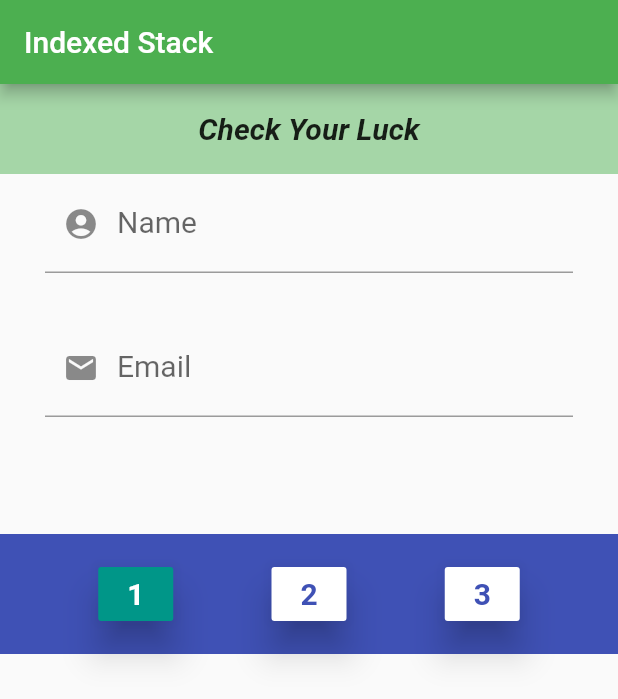
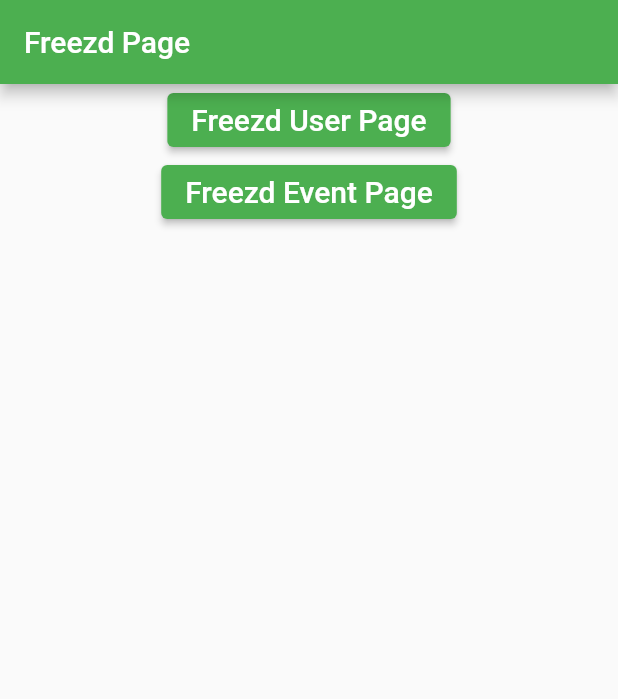
Before and after one commit to minhuits/flutter_tutorial, a Flutter app: the screen it shows after launch, on a phone screen of 412 x 824 dp. Shown: the top 699 px of the screen. Run offline on Flutter 3.47's test engine with Material 2 defaults, Android fonts, the phone set to English and light mode, and no system bars; our stand-ins replace flutter_advanced_switch, freezed_annotation, validators; missing offline and left inert: arrow_path, list_tile_switch; generated files the repository leaves out were written again.

Commit message:
Freezd 예제

```diff
--- a/lib/main.dart
+++ b/lib/main.dart
@@ -1,7 +1,7 @@
 import 'package:flutter/material.dart';
 import 'package:provider/provider.dart';
 
-import 'src/index_stack/index_stack_page.dart';
+import 'src/freezd/freezd_page.dart';
 import 'src/index_stack/provider/form_provider.dart';
 
 void main() => runApp(const MyApp());
@@ -16,7 +16,7 @@ class MyApp extends StatelessWidget {
       child: MaterialApp(
         debugShowCheckedModeBanner: false,
         theme: ThemeData(primarySwatch: Colors.green),
-        home: const IndexStackPage(),
+        home: const FreezdPage(),
       ),
     );
   }
--- /dev/null
+++ b/lib/src/freezd/freezd_page.dart
@@ -0,0 +1,35 @@
+import 'package:flutter/material.dart';
+
+import 'pages/pages.dart';
+
+class FreezdPage extends StatelessWidget {
+  const FreezdPage({Key? key}) : super(key: key);
+
+  push(BuildContext context, Widget child) {
+    return Navigator.of(context).push(
+      MaterialPageRoute(builder: (context) => child),
+    );
+  }
+
+  @override
+  Widget build(BuildContext context) {
+    var textStyle = const TextStyle(fontSize: 20);
+    return Scaffold(
+      appBar: AppBar(title: Text('Freezd Page', style: textStyle)),
+      body: Center(
+        child: Column(
+          children: [
+            ElevatedButton(
+              onPressed: () => push(context, const FreezdUserPage()),
+              child: Text('Freezd User Page', style: textStyle),
+            ),
+            ElevatedButton(
+              onPressed: () => push(context, const FreezdEventPage()),
+              child: Text('Freezd Event Page', style: textStyle),
+            ),
+          ],
+        ),
+      ),
+    );
+  }
+}
--- /dev/null
+++ b/lib/src/freezd/models/models.dart
@@ -0,0 +1,3 @@
+//GENERATED BARREL FILE
+export 'model_event.dart';
+export 'model_person.dart';
--- /dev/null
+++ b/lib/src/freezd/pages/pages.dart
@@ -0,0 +1,3 @@
+//GENERATED BARREL FILE
+export 'freezd_event_page.dart';
+export 'freezd_user_page.dart';
```
Also changed, not shown: lib/src/freezd/models/model_event.dart (added, +19 -0 lines), lib/src/freezd/models/model_person.dart (added, +16 -0 lines), lib/src/freezd/pages/freezd_event_page.dart (added, +82 -0 lines), lib/src/freezd/pages/freezd_user_page.dart (added, +68 -0 lines), pubspec.yaml (+6 -1 lines), pubspec.lock.
